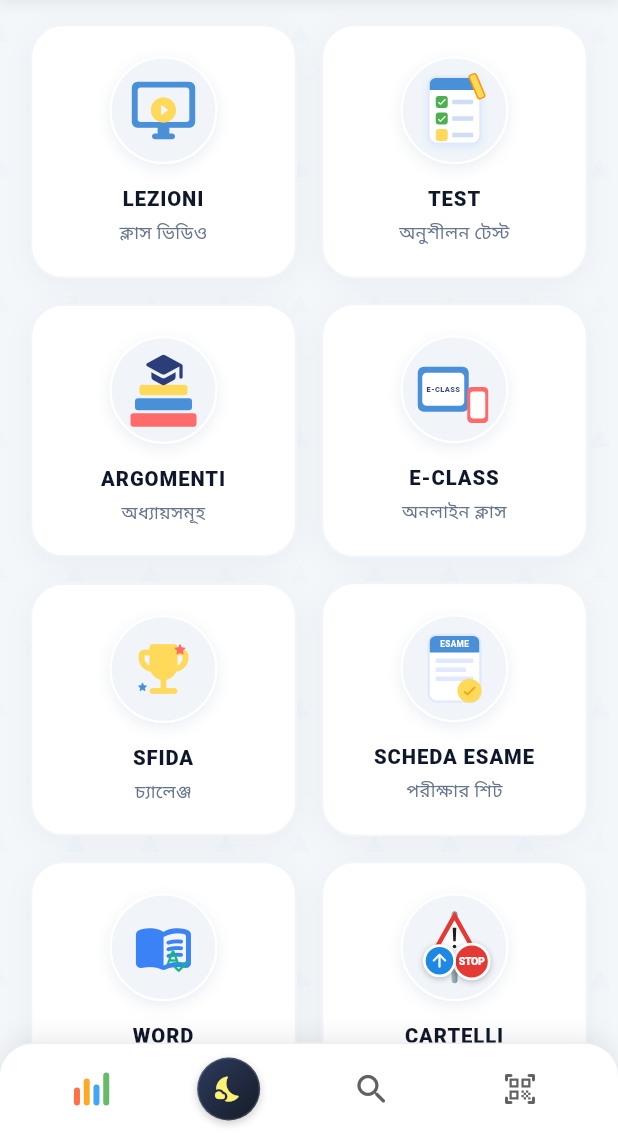
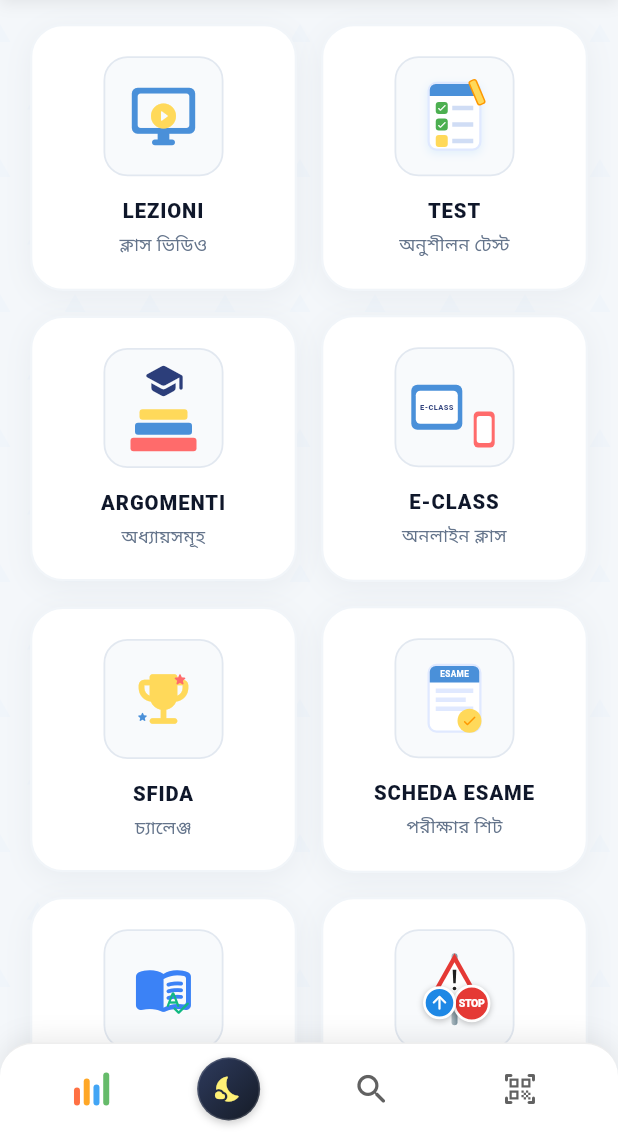
Before and after one commit to Nazmul64/mbanglabatenteb, a Flutter app: the screen it shows after launch, on a phone screen of 412 x 824 dp, the part 102-1236 px from its top. Run offline on Flutter 3.47's test engine with Material 3 defaults, Android fonts, the phone set to English and light mode, and no system bars; our stand-ins replace audioplayers, flutter_tts, image_picker, shared_preferences, webview_flutter; missing offline and left inert: mobile_scanner; network calls fail.

Commit message:
Fix MCQ image fallback, separate Noted vs Saved MCQs, enforce dynamic License Protection, and polish Home cards

```diff
--- a/lib/models/home_card_model.dart
+++ b/lib/models/home_card_model.dart
@@ -5,9 +5,13 @@ class HomeCardModel {
   final String? description;
   final String screenKey;
   final String? link;
+  final String mediaType;
   final String iconClass;
   final String color;
+  final String iconColor;
   final String? iconUrl;
+  final String? imageUrl;
+  final String? lottieUrl;
   final int orderIndex;
   final bool isActive;
 
@@ -18,9 +22,13 @@ class HomeCardModel {
     this.description,
     required this.screenKey,
     this.link,
+    this.mediaType = 'image',
     this.iconClass = 'fa-solid fa-shapes',
     this.color = '#3B82F6',
+    this.iconColor = '#3B82F6',
     this.iconUrl,
+    this.imageUrl,
+    this.lottieUrl,
     required this.orderIndex,
     required this.isActive,
   });
@@ -51,6 +59,11 @@ class HomeCardModel {
         rawStatus == 'active' ||
         rawStatus == null;
 
+    final mediaType = (json['media_type'] ?? 'image').toString();
+    final img = json['image_url']?.toString() ?? json['image']?.toString();
+    final lottie = json['lottie_url']?.toString() ?? json['lottie']?.toString();
+    final icon = json['icon_url']?.toString();
+
     return HomeCardModel(
       id: parsedId,
       title: (json['title'] ?? json['name'] ?? '').toString(),
@@ -58,9 +71,13 @@ class HomeCardModel {
       description: json['description']?.toString(),
       screenKey: (json['screen_key'] ?? json['key'] ?? json['slug'] ?? '').toString(),
       link: json['link']?.toString(),
+      mediaType: mediaType,
       iconClass: (json['icon_class'] ?? json['icon'] ?? 'fa-solid fa-shapes').toString(),
-      color: (json['color'] ?? json['icon_color'] ?? '#3B82F6').toString(),
-      iconUrl: json['icon_url']?.toString() ?? json['image_url']?.toString(),
+      color: (json['color'] ?? '#3B82F6').toString(),
+      iconColor: (json['icon_color'] ?? json['color'] ?? '#3B82F6').toString(),
+      iconUrl: icon ?? img,
+      imageUrl: img,
+      lottieUrl: lottie,
       orderIndex: parsedOrder,
       isActive: statusActive,
     );
@@ -74,9 +91,13 @@ class HomeCardModel {
       'description': description,
       'screen_key': screenKey,
       'link': link,
+      'media_type': mediaType,
       'icon_class': iconClass,
       'color': color,
+      'icon_color': iconColor,
       'icon_url': iconUrl,
+      'image_url': imageUrl,
+      'lottie_url': lottieUrl,
       'order_index': orderIndex,
       'status': isActive ? 1 : 0,
     };
--- a/lib/screens/card_illustrations.dart
+++ b/lib/screens/card_illustrations.dart
@@ -15,23 +15,16 @@ class CardIllustration extends StatelessWidget {
   Widget build(BuildContext context) {
     final isDark = Theme.of(context).brightness == Brightness.dark;
     return Container(
-      width: 72,
-      height: 72,
+      width: 80,
+      height: 80,
       padding: const EdgeInsets.all(8),
       decoration: BoxDecoration(
-        color: isDark ? const Color(0xFF1E293B) : const Color(0xFFF1F5F9),
-        shape: BoxShape.circle,
+        color: isDark ? const Color(0xFF1E293B) : const Color(0xFFF8FAFC),
+        borderRadius: BorderRadius.circular(16),
         border: Border.all(
-          color: isDark ? Colors.white.withValues(alpha: 0.08) : Colors.white,
-          width: 1.5,
+          color: isDark ? Colors.white.withValues(alpha: 0.06) : const Color(0xFFE2E8F0),
+          width: 1.2,
         ),
-        boxShadow: [
-          BoxShadow(
-            color: isDark ? Colors.black.withValues(alpha: 0.3) : const Color(0xFFCBD5E1).withValues(alpha: 0.4),
-            blurRadius: 8,
-            offset: const Offset(0, 3),
-          ),
-        ],
       ),
       child: Center(
         child: child,
--- a/lib/screens/dashboard_screen.dart
+++ b/lib/screens/dashboard_screen.dart
@@ -113,14 +113,17 @@ class _DashboardScreenState extends State<DashboardScreen> {
   }
 
   Widget _getIllustrationForCard(String screenKey, String iconClass, String? iconUrl, String title) {
-    if (iconUrl != null && iconUrl.isNotEmpty) {
+    if (iconUrl != null && iconUrl.trim().isNotEmpty && iconUrl.toLowerCase() != 'null' && iconUrl.toLowerCase() != 'undefined') {
+      final formatted = ApiService.formatImageUrl(iconUrl);
+      if (formatted.isNotEmpty) {
         return CardIllustration(
           child: Image.network(
-          iconUrl,
+            formatted,
             fit: BoxFit.contain,
             errorBuilder: (context, error, stackTrace) => const Icon(Icons.star_rounded, size: 40, color: Colors.blue),
           ),
         );
+      }
     }
     final key = (screenKey + ' ' + iconClass + ' ' + title).toLowerCase();
     if (key.contains('tutorial') || key.contains('lezioni')) return const TutorialsIllustration();
```
Also changed, not shown: lib/main.dart (+14 -14 lines), lib/models/mcq_question.dart (+4 -20 lines), lib/screens/cartelli_screen.dart (+3 -18 lines), lib/screens/quiz_practice_screen.dart (+31 -24 lines), lib/screens/saved_questions_screen.dart (+31 -13 lines), lib/services/api_service.dart (+24 -9 lines). Lines whose indentation alone changed are shown as unchanged.
